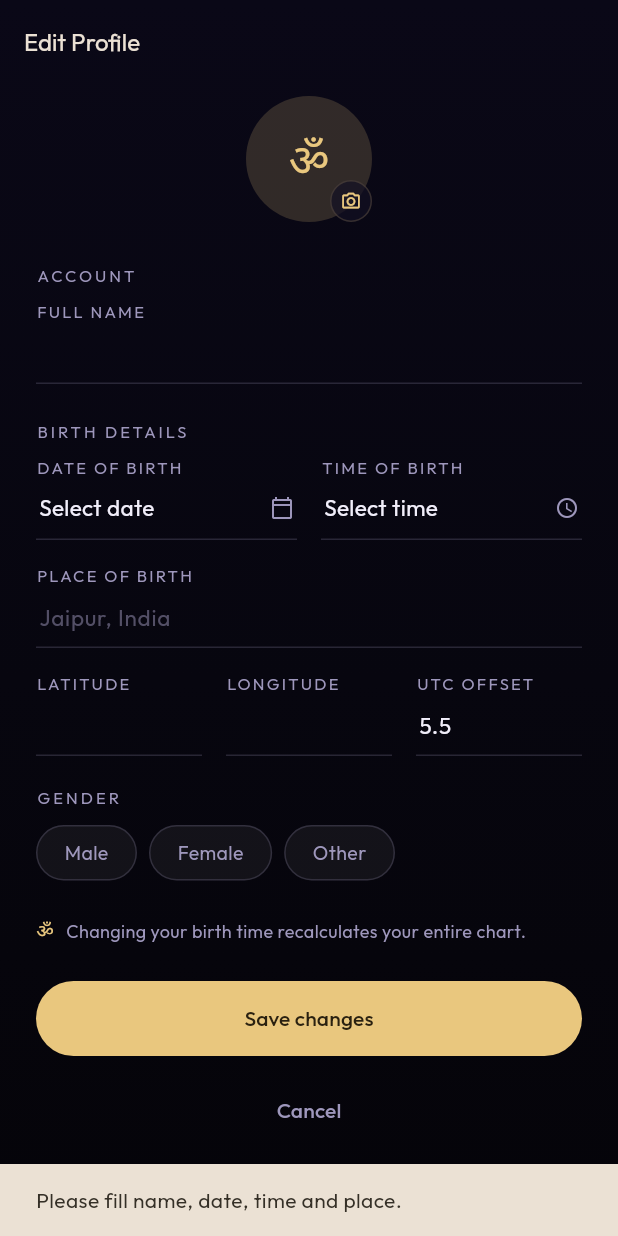
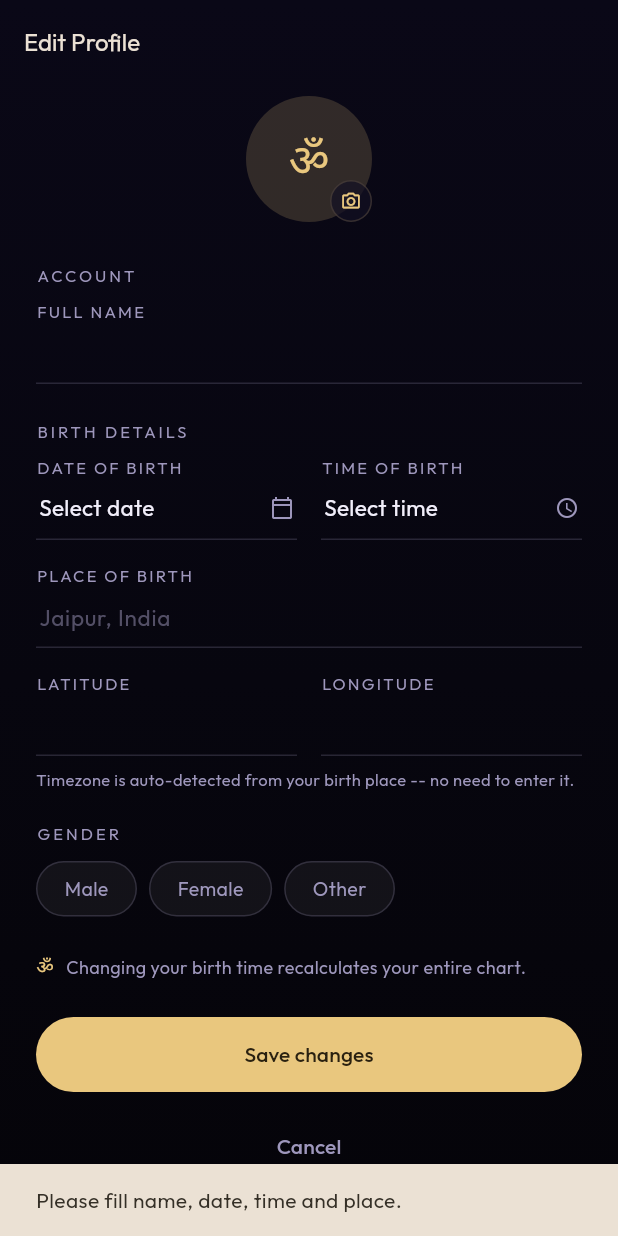
Before and after one commit to cosmic-life-coach/frontend_app, a Flutter app: the EditProfileScreen screen opened by its route, after a tap on "Save changes", on a phone screen of 412 x 824 dp. Run offline on Flutter 3.47's test engine with Material 3 defaults, Android fonts, the phone set to English and light mode, and no system bars; our stand-ins replace dio, firebase_auth, firebase_core, firebase_messaging, flutter_bloc, flutter_hooks and 7 more; accounts and stored records are empty; network calls fail.

Commit message:
fix: geocode birth place for real coordinates, drop hand-typed timezone
Bug: lagna and sun sign came out wrong. Two compounding causes:
1. lat/lon defaulted to (0,0) whenever a profile was saved without
   coordinates -- a chart computed for (0,0) is astrology for a point in
   the Gulf of Guinea, not the user's actual birthplace.
2. UTC OFFSET was a hand-typed number defaulting to 5.5 (IST) that nothing
   ever corrected against the real birthplace.

Paired with the backend's bugfix/vedic-chart-tz-accuracy branch, which now
derives tz_offset server-side from lat/lon/dob.

- EditProfileScreen geocodes the birth-place text (geocoding package) into
  real lat/lon whenever both fields are still at (0,0), instead of saving
  the placeholder coordinates.
- Removed the UTC OFFSET text field entirely -- it's never sent by the
  client now (UserProfile.tzOffset is nullable and omitted from the
  request payload when null); the backend always derives the correct
  value and the form just displays it read-only ("auto-detected from
  birth place") once known.

Tests: 2 new UserProfile tests (null tz_offset parses cleanly, omitted
from the request payload).

```diff
--- a/lib/features/profile/model/user_profile.dart
+++ b/lib/features/profile/model/user_profile.dart
@@ -121,7 +121,7 @@ class UserProfile {
     required this.birthPlace,
     required this.lat,
     required this.lon,
-    required this.tzOffset,
+    this.tzOffset,
     this.gender,
     this.chart,
     this.chartSummary = '',
@@ -134,7 +134,12 @@ class UserProfile {
   final String birthPlace;
   final double lat;
   final double lon;
-  final double tzOffset;
+
+  /// UTC offset, e.g. 5.5 for IST. The backend derives this from lat/lon +
+  /// dob (timezonefinder + zoneinfo) -- null here just means "not resolved
+  /// yet" (a brand-new profile that hasn't been saved). Never hand-typed by
+  /// the user; the edit form only ever displays it, never edits it.
+  final double? tzOffset;
 
   /// Shown in the edit form; not yet persisted server-side.
   /// TODO(backend): add `gender` to UserProfileRequest and store it.
@@ -164,7 +169,7 @@ class UserProfile {
       birthPlace: profile['birth_place'] as String? ?? '',
       lat: (profile['lat'] as num?)?.toDouble() ?? 0,
       lon: (profile['lon'] as num?)?.toDouble() ?? 0,
-      tzOffset: (profile['tz_offset'] as num?)?.toDouble() ?? 5.5,
+      tzOffset: (profile['tz_offset'] as num?)?.toDouble(),
       gender: profile['gender'] as String?,
       chart: json['chart'] == null
           ? null
@@ -174,7 +179,11 @@ class UserProfile {
     );
   }
 
-  /// Body of POST /api/v1/users/me/profile.
+  /// Body of POST /api/v1/users/me/profile. tz_offset is intentionally
+  /// omitted unless we already have one on file (e.g. re-saving an existing
+  /// profile) -- the backend derives it from lat/lon/dob and that derived
+  /// value always wins anyway, so sending a stale client-side guess would
+  /// only be misleading.
   Map<String, dynamic> toRequestJson() => {
         'name': name,
         'dob': dob,
@@ -182,7 +191,7 @@ class UserProfile {
         'birth_place': birthPlace,
         'lat': lat,
         'lon': lon,
-        'tz_offset': tzOffset,
+        if (tzOffset != null) 'tz_offset': tzOffset,
         if (gender != null) 'gender': gender, // ignored server-side for now
       };
 }
--- a/lib/features/profile/view/edit_profile_screen.dart
+++ b/lib/features/profile/view/edit_profile_screen.dart
@@ -7,9 +7,11 @@ library;
 
 import 'package:flutter/material.dart';
 import 'package:flutter_hooks/flutter_hooks.dart';
+import 'package:geocoding/geocoding.dart' as geo;
 import 'package:go_router/go_router.dart';
 import 'package:hooks_riverpod/hooks_riverpod.dart';
 
+import '../../../core/logging/app_logger.dart';
 import '../../../core/theme/cosmic_theme.dart';
 import '../model/user_profile.dart';
 import '../view_model/profile_view_model.dart';
@@ -29,8 +31,6 @@ class EditProfileScreen extends HookConsumerWidget {
     // coordinate entry is the v1 compromise.
     final lat = useTextEditingController(text: existing?.lat.toString() ?? '');
     final lon = useTextEditingController(text: existing?.lon.toString() ?? '');
-    final tz = useTextEditingController(
-        text: (existing?.tzOffset ?? 5.5).toString());
     final dob = useState<String>(existing?.dob ?? '');
     final birthTime = useState<String>(existing?.birthTime ?? '');
     final gender = useState<String?>(existing?.gender);
@@ -63,6 +63,23 @@ class EditProfileScreen extends HookConsumerWidget {
       }
     }
 
+    /// Birth-place name -> coordinates via the device's geocoder.
+    /// Wrong coordinates silently produce a wrong lagna, so we resolve
+    /// from the place name instead of trusting hand-typed numbers.
+    Future<bool> resolveCoordinates() async {
+      try {
+        final results = await geo.locationFromAddress(place.text.trim());
+        if (results.isEmpty) return false;
+        lat.text = results.first.latitude.toStringAsFixed(4);
+        lon.text = results.first.longitude.toStringAsFixed(4);
+        appLogger.i('geocoded "${place.text}" -> ${lat.text}, ${lon.text}');
+        return true;
+      } catch (e) {
+        appLogger.w('geocoding failed for "${place.text}": $e');
+        return false;
+      }
+    }
+
     Future<void> save() async {
       // Minimal client-side validation; the backend re-validates and
       // refuses details that can't produce a chart (422).
@@ -78,6 +95,26 @@ class EditProfileScreen extends HookConsumerWidget {
       }
 
       saving.value = true;
+
+      // Coordinates empty or zero? Resolve them from the place name —
+      // a lagna computed from (0,0) is astrology for a ship off Ghana.
+      final latVal = double.tryParse(lat.text) ?? 0;
+      final lonVal = double.tryParse(lon.text) ?? 0;
+      if (latVal == 0 && lonVal == 0) {
+        final ok = await resolveCoordinates();
+        if (!ok) {
+          saving.value = false;
+          if (context.mounted) {
+            ScaffoldMessenger.of(context).showSnackBar(
+              const SnackBar(
+                content: Text(
+                    "Couldn't locate that place — check the spelling or enter coordinates manually."),
+              ),
+            );
+          }
+          return;
+        }
+      }
       final error = await ref.read(profileViewModelProvider.notifier).save(
             UserProfile(
               name: name.text.trim(),
@@ -86,7 +123,10 @@ class EditProfileScreen extends HookConsumerWidget {
               birthPlace: place.text.trim(),
               lat: double.tryParse(lat.text) ?? 0,
               lon: double.tryParse(lon.text) ?? 0,
-              tzOffset: double.tryParse(tz.text) ?? 5.5,
+              // Never hand-typed -- the backend derives the correct offset
+              // from lat/lon/dob. Pass through whatever we last knew (or
+              // null for a brand-new profile) purely for display continuity.
+              tzOffset: existing?.tzOffset,
               gender: gender.value,
             ),
           );
@@ -201,14 +241,14 @@ class EditProfileScreen extends HookConsumerWidget {
                       controller: lon,
                       cosmic: cosmic,
                       numeric: true)),
-              const SizedBox(width: 16),
-              Expanded(
-                  child: _Underline(
-                      label: 'UTC OFFSET',
-                      controller: tz,
-                      cosmic: cosmic,
-                      numeric: true)),
             ],
+          ),
+          const SizedBox(height: 8),
+          Text(
+            existing?.tzOffset != null
+                ? 'Timezone: UTC${existing!.tzOffset! >= 0 ? '+' : ''}${existing.tzOffset} (auto-detected from birth place)'
+                : 'Timezone is auto-detected from your birth place -- no need to enter it.',
+            style: TextStyle(fontSize: 11, color: cosmic.muted),
           ),
           const SizedBox(height: 20),
 
--- a/pubspec.yaml
+++ b/pubspec.yaml
@@ -36,6 +36,10 @@ dependencies:
   # Opens the Google Calendar OAuth consent page in the browser
   url_launcher: ^6.3.0
 
+  # On-device geocoding: birth place name -> lat/lon (accuracy of the
+  # chart depends on real coordinates, not hand-typed guesses)
+  geocoding: ^3.0.0
+
   # Observability
   logger: ^2.4.0
 
```
Also changed, not shown: 1 other file.
